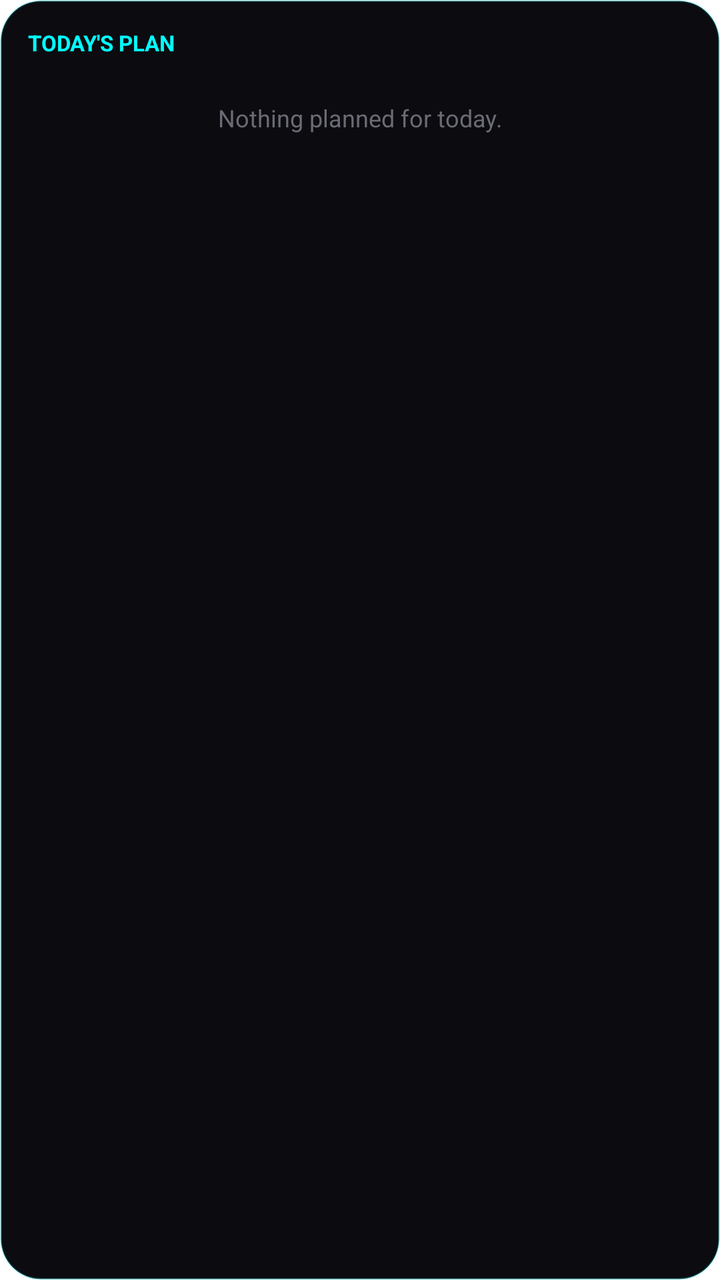
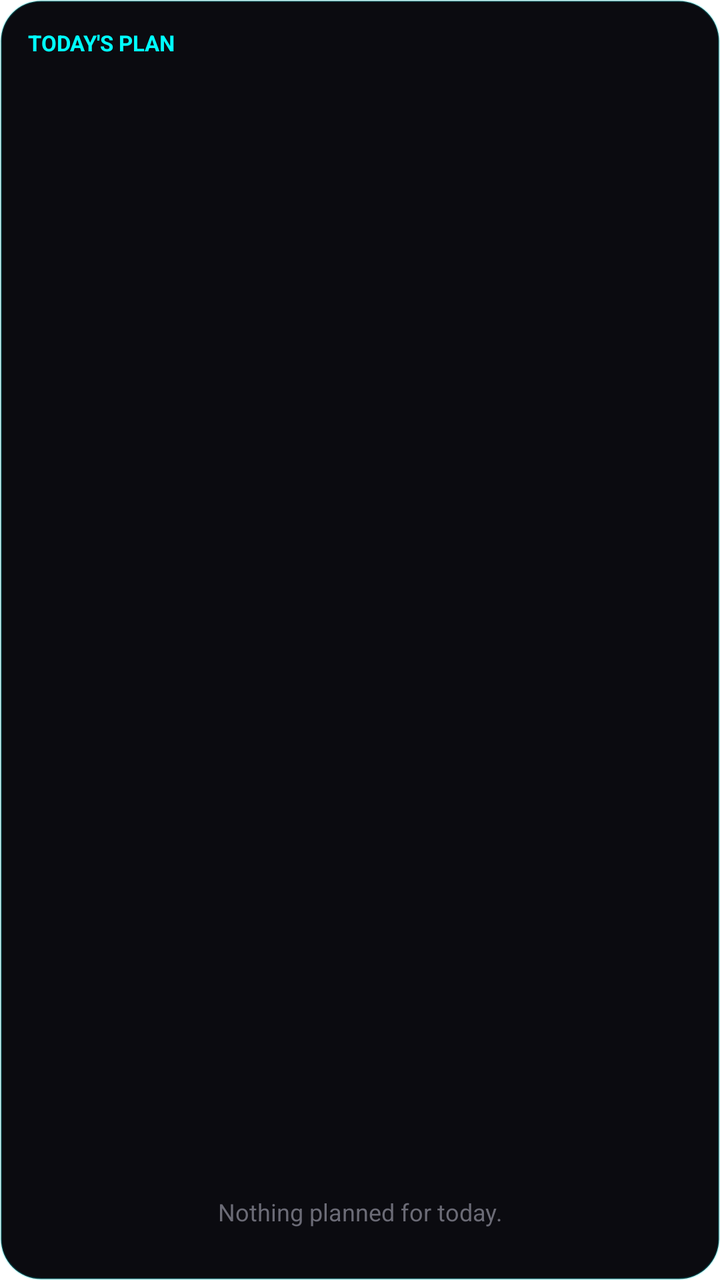

Two renders of the same Android screen: before a commit and after it. Below are the layout's source before the change and the commit's diff.
<!-- AndroidManifest.xml: fallback theme Theme.MaterialComponents.DayNight.NoActionBar -->
<!-- res/layout/widget_today_plan.xml -->
<?xml version="1.0" encoding="utf-8"?>
<LinearLayout xmlns:android="http://schemas.android.com/apk/res/android"
  android:id="@+id/widget_root"
  android:layout_width="match_parent"
  android:layout_height="match_parent"
  android:orientation="vertical"
  android:background="@drawable/widget_bg"
  android:padding="14dp">

  <LinearLayout
    android:layout_width="match_parent"
    android:layout_height="wrap_content"
    android:orientation="horizontal"
    android:gravity="center_vertical"
    android:layout_marginBottom="10dp">

    <TextView
      android:layout_width="0dp"
      android:layout_height="wrap_content"
      android:layout_weight="1"
      android:text="@string/widget_today_plan_title"
      android:textColor="#00FFFF"
      android:textSize="11sp"
      android:textStyle="bold"
      android:maxLines="1"
      android:ellipsize="end" />

    <TextView
      android:id="@+id/widget_date"
      android:layout_width="wrap_content"
      android:layout_height="wrap_content"
      android:textColor="#8A8A94"
      android:textSize="11sp"
      android:textStyle="bold" />
  </LinearLayout>

  <LinearLayout
    android:id="@+id/widget_list"
    android:layout_width="match_parent"
    android:layout_height="wrap_content"
    android:orientation="vertical" />

  <TextView
    android:id="@+id/widget_empty"
    android:layout_width="match_parent"
    android:layout_height="wrap_content"
    android:text="@string/widget_no_plan_today"
    android:textColor="#6B6B76"
    android:textSize="12sp"
    android:gravity="center"
    android:paddingTop="12dp"
    android:paddingBottom="12dp"
    android:visibility="visible" />
</LinearLayout>
<!-- resources referenced by this layout -->
<resources>
  <!-- drawable widget_bg (drawable) -->
  <?xml version="1.0" encoding="utf-8"?>
  <shape xmlns:android="http://schemas.android.com/apk/res/android" android:shape="rectangle">
    <solid android:color="#0B0B10" />
    <stroke android:width="1dp" android:color="#3300FFFF" />
    <corners android:radius="20dp" />
  </shape>
  <string name="widget_no_plan_today">Nothing planned for today.</string>
  <string name="widget_today_plan_title">TODAY\'S PLAN</string>
</resources>

<!-- the commit's change to res/layout/widget_today_plan.xml (unified diff, before → after) -->
@@ -8,6 +8,7 @@
   android:padding="14dp">
 
   <LinearLayout
+    android:id="@+id/widget_header"
     android:layout_width="match_parent"
     android:layout_height="wrap_content"
     android:orientation="horizontal"
@@ -34,11 +35,15 @@
       android:textStyle="bold" />
   </LinearLayout>
 
-  <LinearLayout
+  
+  <ListView
     android:id="@+id/widget_list"
     android:layout_width="match_parent"
-    android:layout_height="wrap_content"
-    android:orientation="vertical" />
+    android:layout_height="0dp"
+    android:layout_weight="1"
+    android:divider="@null"
+    android:dividerHeight="0dp"
+    android:scrollbars="none" />
 
   <TextView
     android:id="@+id/widget_empty"
@@ -49,6 +54,5 @@
     android:textSize="12sp"
     android:gravity="center"
     android:paddingTop="12dp"
-    android:paddingBottom="12dp"
-    android:visibility="visible" />
+    android:paddingBottom="12dp" />
 </LinearLayout>
